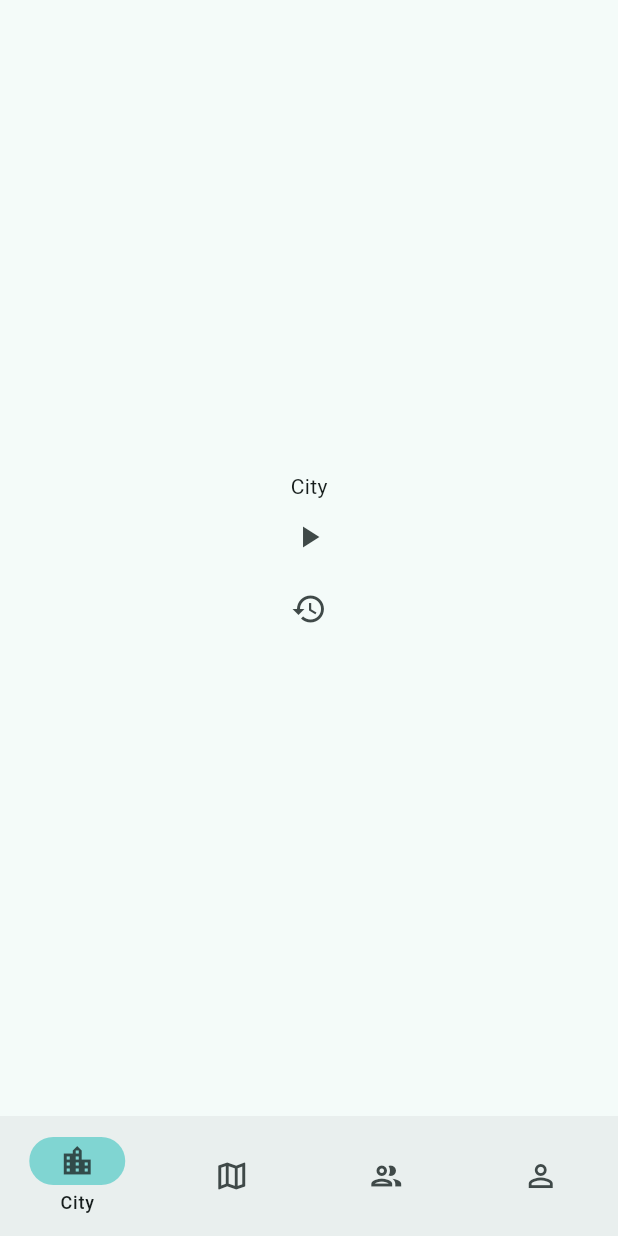
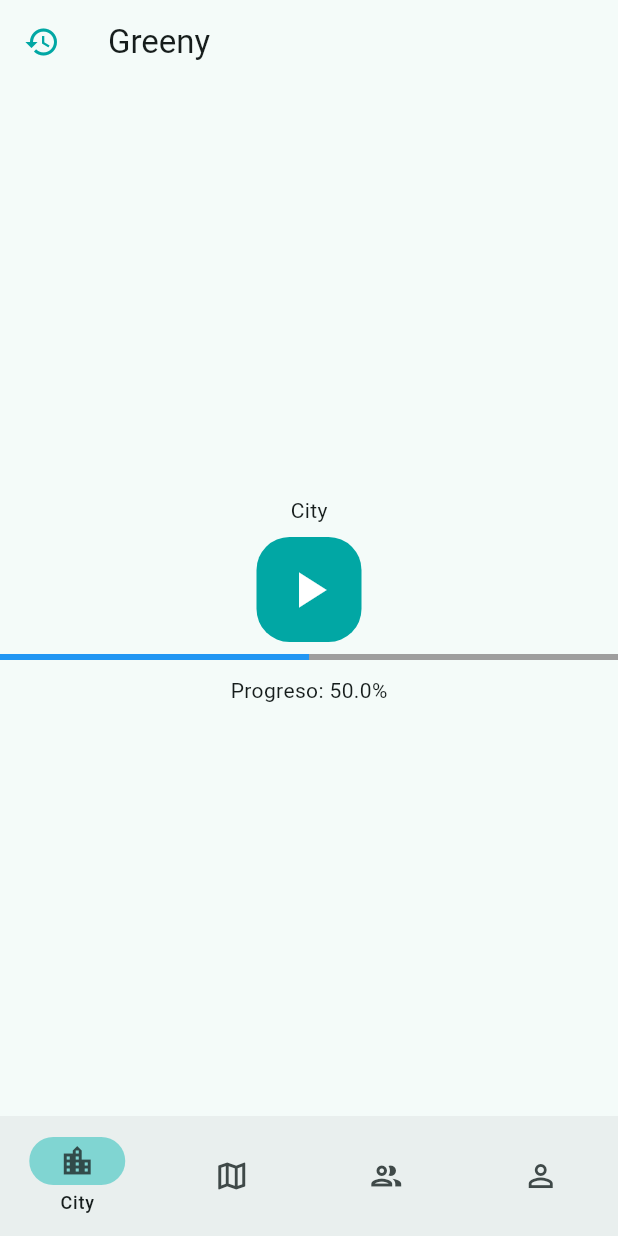
Before and after one commit to pes2324q2-gei-upc/Greeny, a Flutter app: the screen it shows after launch, after a tap on "Log In", on a phone screen of 412 x 824 dp. Run offline on Flutter 3.47's test engine with Material 3 defaults, Android fonts, the light colour scheme and no system bars; our stand-ins replace google_maps_flutter.

Commit message:
tasca #51 Botó de play i canvi d'estats. Botons colocats i estilitzats i barra de progrés provisional

```diff
--- a/App/greeny/lib/City/city.dart
+++ b/App/greeny/lib/City/city.dart
@@ -18,10 +18,33 @@ class _CityPageState extends State<CityPage> {
           mainAxisAlignment: MainAxisAlignment.center,
           children: [
             const Text('City'),
-            IconButton(onPressed: play, icon: const Icon(Icons.play_arrow)),
-            IconButton(onPressed: viewHistory, icon: const Icon(Icons.restore))
+            Container(
+              width: 70,
+              height: 70,
+              margin:
+                  EdgeInsets.all(8.0), // Ajusta el margen según tus necesidades
+              decoration: BoxDecoration(
+                borderRadius: BorderRadius.circular(22.0),
+                color: const Color.fromARGB(255, 1, 167,
+                    164), // Cambia el color del fondo redondeado aquí
+              ),
+
+              child: IconButton(
+                onPressed: play,
+                icon: const Icon(Icons.play_arrow, color: Colors.white),
+                iconSize: 40.0,
+              ),
+            ),
+            BarraProgres(),
           ],
         ),
+      ),
+      appBar: AppBar(
+        title: Text('Greeny'),
+        leading: IconButton(
+            onPressed: viewHistory,
+            icon: const Icon(Icons.restore),
+            color: const Color.fromARGB(255, 1, 167, 164)),
       ),
     );
   }
@@ -34,3 +57,28 @@ class _CityPageState extends State<CityPage> {
     print('Viewing history');
   }
 }
+
+class BarraProgres extends StatefulWidget {
+  @override
+  _BarraProgresState createState() => _BarraProgresState();
+}
+
+class _BarraProgresState extends State<BarraProgres> {
+  double progres = 0.5;
+  @override
+  Widget build(BuildContext context) {
+    return Column(
+      mainAxisAlignment: MainAxisAlignment.center,
+      children: [
+        LinearProgressIndicator(
+          value: progres,
+          backgroundColor: Colors.grey,
+          valueColor: AlwaysStoppedAnimation<Color>(
+              Colors.blue), // Ajusta el color de la barra de progreso aquí
+        ),
+        SizedBox(height: 10.0),
+        Text('Progreso: ${(progres * 100).toStringAsFixed(1)}%'),
+      ],
+    );
+  }
+}
```
